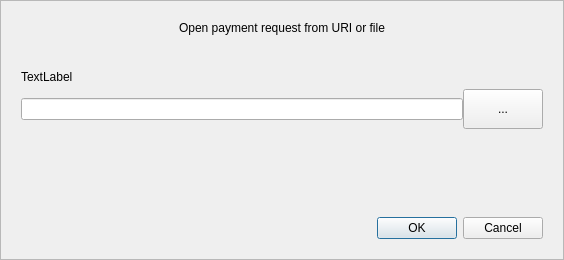
First picture: the form in src/qt/forms/openuridialog.ui, repository VitaeTeam/Vitae, before the edit.
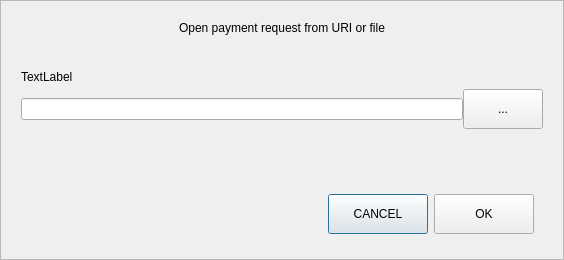
Second picture: the form after the edit. Custom widgets are drawn as their Qt base class.

Commit message:
[GUI] openuridialog buttons style, code cleanup + encryptionStatus event connected.
# Conflicts:
#	src/qt/openuridialog.cpp
#	src/qt/vitae/topbar.cpp

What changed in the file:
```diff
--- a/src/qt/forms/openuridialog.ui
+++ b/src/qt/forms/openuridialog.ui
@@ -51,7 +51,7 @@
        <number>20</number>
       </property>
       <property name="bottomMargin">
-       <number>20</number>
+       <number>16</number>
       </property>
       <item>
        <widget class="QLabel" name="labelTitle">
@@ -129,13 +129,54 @@
        </spacer>
       </item>
       <item>
-       <widget class="QDialogButtonBox" name="buttonBox">
-        <property name="orientation">
-         <enum>Qt::Horizontal</enum>
+       <widget class="QWidget" name="widget" native="true">
+        <property name="minimumSize">
+         <size>
+          <width>0</width>
+          <height>50</height>
+         </size>
         </property>
-        <property name="standardButtons">
-         <set>QDialogButtonBox::Cancel|QDialogButtonBox::Ok</set>
-        </property>
+        <layout class="QHBoxLayout" name="horizontalLayout_2">
+         <item>
+          <spacer name="horizontalSpacer">
+           <property name="orientation">
+            <enum>Qt::Horizontal</enum>
+           </property>
+           <property name="sizeHint" stdset="0">
+            <size>
+             <width>289</width>
+             <height>20</height>
+            </size>
+           </property>
+          </spacer>
+         </item>
+         <item>
+          <widget class="QPushButton" name="pushButtonCancel">
+           <property name="minimumSize">
+            <size>
+             <width>100</width>
+             <height>40</height>
+            </size>
+           </property>
+           <property name="text">
+            <string>CANCEL</string>
+           </property>
+          </widget>
+         </item>
+         <item>
+          <widget class="QPushButton" name="pushButtonOK">
+           <property name="minimumSize">
+            <size>
+             <width>100</width>
+             <height>40</height>
+            </size>
+           </property>
+           <property name="text">
+            <string>OK</string>
+           </property>
+          </widget>
+         </item>
+        </layout>
        </widget>
       </item>
      </layout>
```
Left out of the diff: 35 changed lines with no effect on the pictures. The commit also changes 8 other files.
